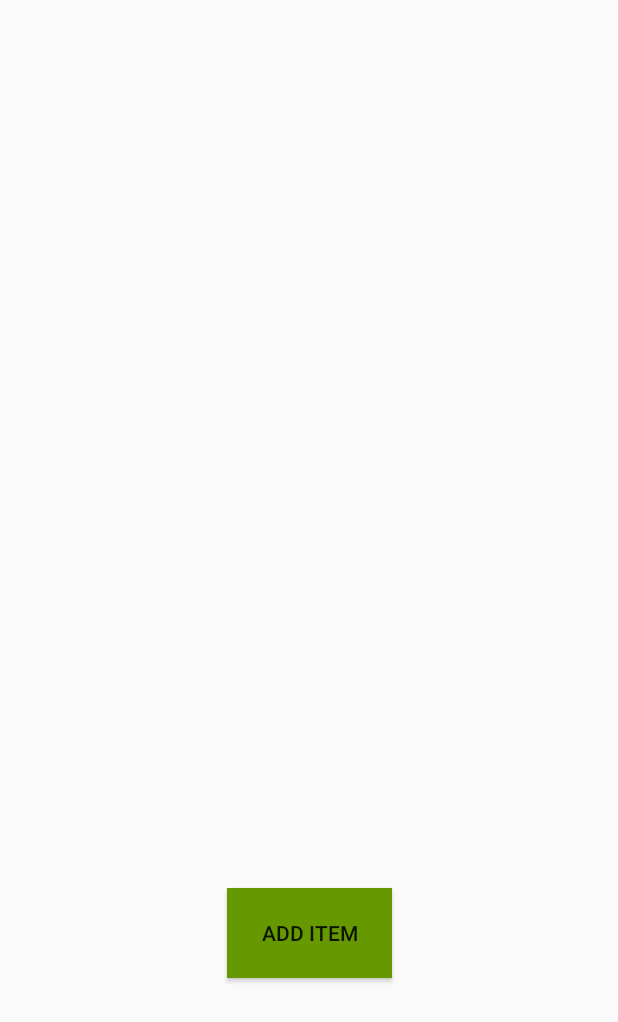
After one commit to AaronPMichael/NoStressWishList, an Android app: the layout fragment_your_items.xml on its own in the app's theme, with its tools: preview values and no code run, on a phone screen of 412 x 824 dp. The commit adds this screen. Shown: the top 1022 px of the screen. Run offline under Robolectric (Android 15) with nearby library versions, the phone set to English and light mode, and no system bars.

Commit message:
added some fragment stuff

```diff
--- a/app/src/main/java/rose/michaeap/nostresswishlist/YourItemAdapter.kt
+++ b/app/src/main/java/rose/michaeap/nostresswishlist/YourItemAdapter.kt
@@ -12,8 +12,8 @@ class YourItemAdapter(var context: Context):RecyclerView.Adapter<YourItemHolder>
 
 
 
-    override fun onCreateViewHolder(p0: ViewGroup, p1: Int): YourItemHolder {
-        val view= LayoutInflater.from(context).inflate(R.layout.card_layout,parent,false)
+    override fun onCreateViewHolder(parent: ViewGroup, p1: Int): YourItemHolder {
+        val view= LayoutInflater.from(context).inflate(R.layout.item_card_view,parent,false)
         return YourItemHolder(view,this)
     }
 
--- /dev/null
+++ b/app/src/main/res/layout/fragment_your_items.xml
@@ -0,0 +1,30 @@
+<?xml version="1.0" encoding="utf-8"?>
+<android.support.constraint.ConstraintLayout
+        xmlns:android="http://schemas.android.com/apk/res/android"
+        xmlns:tools="http://schemas.android.com/tools"
+        xmlns:app="http://schemas.android.com/apk/res-auto"
+        android:layout_width="match_parent"
+        android:layout_height="match_parent"
+        app:layout_behavior="@string/appbar_scrolling_view_behavior"
+        tools:showIn="@layout/activity_main"
+        tools:context=".MainActivity">
+
+    <android.support.v7.widget.RecyclerView
+            android:layout_width="0dp"
+            android:layout_height="420dp" app:layout_constraintEnd_toEndOf="parent"
+            android:layout_marginEnd="8dp" android:layout_marginRight="8dp"
+            app:layout_constraintStart_toStartOf="parent" android:layout_marginLeft="8dp"
+            android:layout_marginStart="8dp"
+            app:layout_constraintTop_toTopOf="parent" android:id="@+id/your_items_view"/>
+    <Button
+            android:text="@string/add_item"
+            android:layout_width="110dp"
+            android:layout_height="60dp"
+            android:background="@android:color/holo_green_dark"
+            android:id="@+id/new_item_button" android:layout_marginBottom="8dp"
+            app:layout_constraintBottom_toBottomOf="parent" android:layout_marginTop="8dp"
+            app:layout_constraintTop_toBottomOf="@+id/your_items_view" app:layout_constraintEnd_toEndOf="parent"
+            android:layout_marginEnd="8dp" android:layout_marginRight="8dp"
+            app:layout_constraintStart_toStartOf="parent" android:layout_marginLeft="8dp"
+            android:layout_marginStart="8dp"/>
+</android.support.constraint.ConstraintLayout>
--- a/app/src/main/res/values/strings.xml
+++ b/app/src/main/res/values/strings.xml
@@ -10,4 +10,5 @@
     <string name="additional_comments">Additional comments</string>
     <string name="name">Name</string>
     <string name="price_can_leave_blank">Price (can leave blank)</string>
+    <string name="add_item">Add Item</string>
 </resources>
```
Also changed, not shown: app/src/main/java/rose/michaeap/nostresswishlist/MainActivity.kt (+8 -0 lines), app/src/main/res/layout/content_main.xml (+10 -28 lines), app/src/main/res/layout/item_card_view.xml (renamed from app/src/main/res/layout/item_card_layout.xml).
